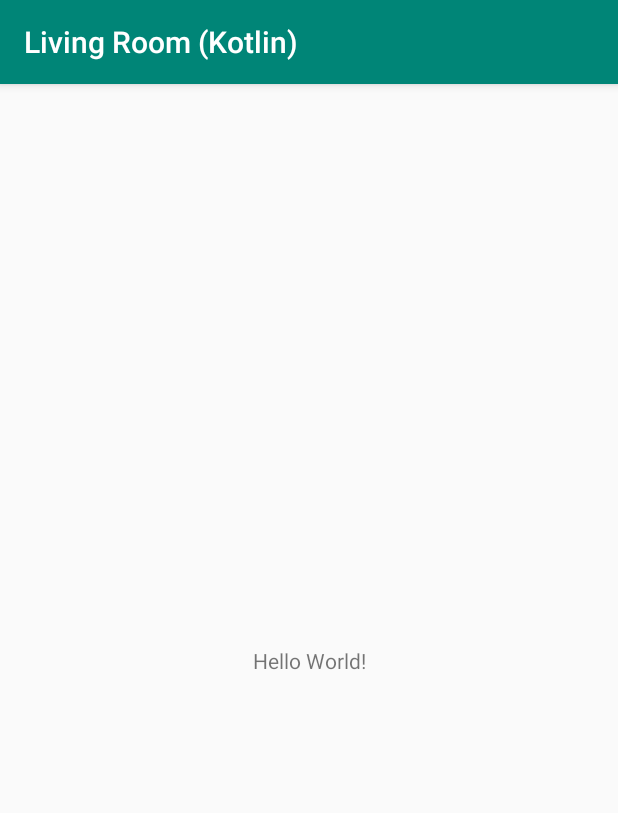
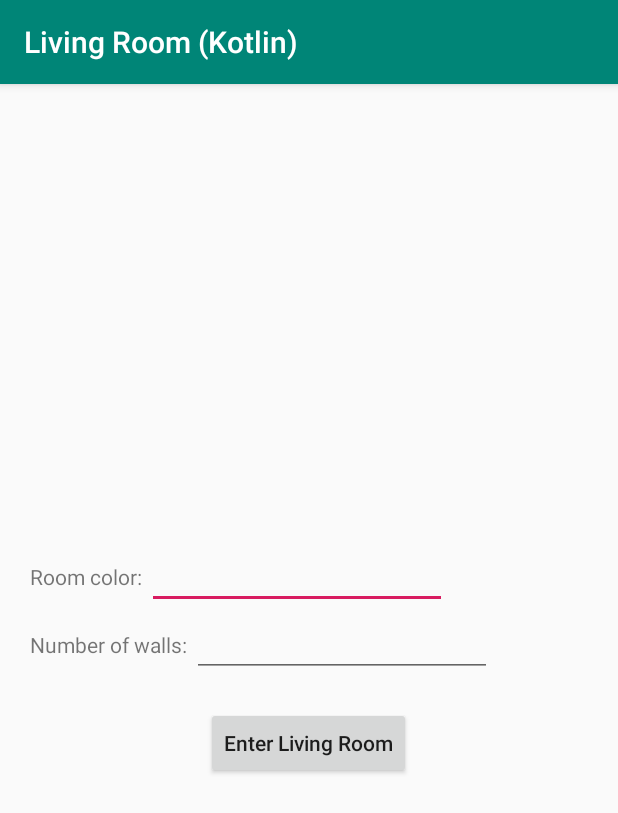
Before and after one commit to Discoverer98/living-room-kotlin, an Android app: the screen it shows after launch (MainActivity), on a phone screen of 412 x 824 dp. Shown: the top 813 px of the screen. Run offline under Robolectric (Android 15) with nearby library versions, the phone set to English and light mode, and no system bars.

Commit message:
Adding a layout for the MainActivity.

```diff
--- a/app/src/main/java/com/discoverer/livingRoomKotlin/MainActivity.kt
+++ b/app/src/main/java/com/discoverer/livingRoomKotlin/MainActivity.kt
@@ -2,6 +2,7 @@ package com.discoverer.livingRoomKotlin
 
 import androidx.appcompat.app.AppCompatActivity
 import android.os.Bundle
+
 
 class MainActivity : AppCompatActivity() {
 
@@ -9,4 +10,5 @@ class MainActivity : AppCompatActivity() {
         super.onCreate(savedInstanceState)
         setContentView(R.layout.activity_main)
     }
-}
+
+} // MainActivity class
--- a/app/src/main/res/layout/activity_main.xml
+++ b/app/src/main/res/layout/activity_main.xml
@@ -1,18 +1,61 @@
 <?xml version="1.0" encoding="utf-8"?>
-<androidx.constraintlayout.widget.ConstraintLayout xmlns:android="http://schemas.android.com/apk/res/android"
-    xmlns:app="http://schemas.android.com/apk/res-auto"
+<FrameLayout xmlns:android="http://schemas.android.com/apk/res/android"
     xmlns:tools="http://schemas.android.com/tools"
     android:layout_width="match_parent"
     android:layout_height="match_parent"
     tools:context=".MainActivity">
 
-    <TextView
-        android:layout_width="wrap_content"
+    <LinearLayout
+        android:layout_width="match_parent"
         android:layout_height="wrap_content"
-        android:text="Hello World!"
-        app:layout_constraintBottom_toBottomOf="parent"
-        app:layout_constraintLeft_toLeftOf="parent"
-        app:layout_constraintRight_toRightOf="parent"
-        app:layout_constraintTop_toTopOf="parent" />
+        android:layout_gravity="center_vertical"
+        android:orientation="vertical">
 
-</androidx.constraintlayout.widget.ConstraintLayout>
+        <LinearLayout
+            android:layout_width="wrap_content"
+            android:layout_height="wrap_content"
+            android:layout_marginLeft="20dp"
+            android:orientation="horizontal">
+
+            <TextView
+                android:layout_width="wrap_content"
+                android:layout_height="wrap_content"
+                android:text="Room color: " />
+
+            <EditText
+                android:id="@+id/room_color_edittext"
+                android:layout_width="200dp"
+                android:layout_height="wrap_content" />
+
+        </LinearLayout>
+
+        <LinearLayout
+            android:layout_width="wrap_content"
+            android:layout_height="wrap_content"
+            android:layout_marginLeft="20dp"
+            android:orientation="horizontal">
+
+            <TextView
+                android:layout_width="wrap_content"
+                android:layout_height="wrap_content"
+                android:text="Number of walls: " />
+
+            <EditText
+                android:id="@+id/number_walls_edittext"
+                android:layout_width="200dp"
+                android:layout_height="wrap_content" />
+
+        </LinearLayout>
+
+        <Button
+            android:id="@+id/enter_living_room_button"
+            android:layout_width="wrap_content"
+            android:layout_height="wrap_content"
+            android:layout_gravity="center_horizontal"
+            android:layout_marginTop="20dp"
+            android:text="Enter Living Room"
+            android:textAllCaps="false" />
+
+    </LinearLayout>
+
+</FrameLayout>
```
